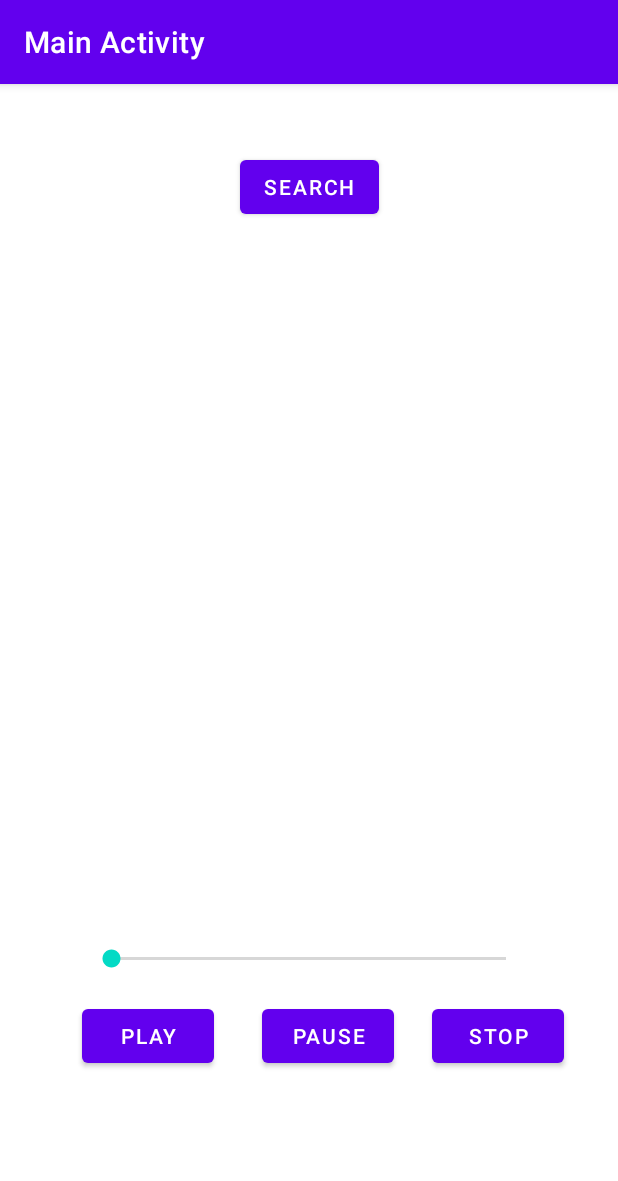
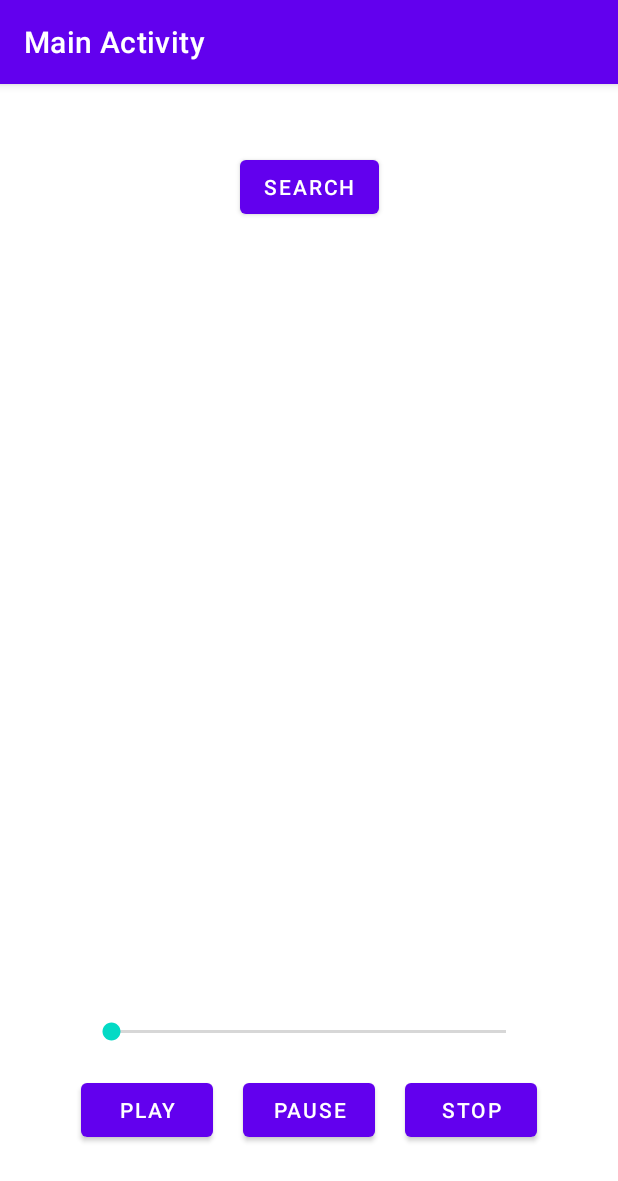
Before and after one commit to tuj55883/Assignment7, an Android app: the ControlFragment screen opened directly, with no data from a screen before it, on a phone screen of 412 x 824 dp. Shown: the top 1181 px of the screen. Run offline under Robolectric (Android 15) with nearby library versions, the phone set to English and light mode, and no system bars; our stand-ins replace Volley; libraries missing offline, so code that uses them is left out: edu.temple.audiobookplayer; 2 statements that could not run were skipped.

```diff
--- a/app/src/main/java/edu/temple/assignment7/ControlFragment.java
+++ b/app/src/main/java/edu/temple/assignment7/ControlFragment.java
@@ -10,6 +10,7 @@ import android.view.View;
 import android.view.ViewGroup;
 import android.widget.Button;
 import android.widget.SeekBar;
+import android.widget.TextView;
 import android.widget.Toast;
 
 
@@ -19,6 +20,7 @@ public class ControlFragment extends Fragment {
     Button pause;
     Button stop;
     SeekBar seekBar;
+    TextView textView;
 
     public ControlFragment() {
 
@@ -49,6 +51,7 @@ public class ControlFragment extends Fragment {
         pause = (Button) view.findViewById(R.id.pauseButton);
         stop = (Button) view.findViewById(R.id.stopButton);
         seekBar = (SeekBar) view.findViewById(R.id.seekBar);
+        textView = (TextView) view.findViewById(R.id.textView3);
         play.setOnClickListener(new View.OnClickListener() {
             @Override
             public void onClick(View view) {
--- a/app/src/main/res/layout-land/activity_main.xml
+++ b/app/src/main/res/layout-land/activity_main.xml
@@ -8,8 +8,8 @@
 
     <FrameLayout
         android:id="@+id/audioControlContainer"
-        android:layout_width="384dp"
-        android:layout_height="80dp"
+        android:layout_width="397dp"
+        android:layout_height="130dp"
         app:layout_constraintBottom_toBottomOf="parent"
         app:layout_constraintEnd_toEndOf="parent"
         app:layout_constraintHorizontal_bias="0.953"
--- a/app/src/main/res/layout/activity_main.xml
+++ b/app/src/main/res/layout/activity_main.xml
@@ -30,8 +30,8 @@
 
     <FrameLayout
         android:id="@+id/audioControlContainer"
-        android:layout_width="374dp"
-        android:layout_height="88dp"
+        android:layout_width="363dp"
+        android:layout_height="145dp"
         android:layout_marginTop="10dp"
         app:layout_constraintBottom_toBottomOf="parent"
         app:layout_constraintEnd_toEndOf="parent"
--- a/app/src/main/res/layout/fragment_audio_controls.xml
+++ b/app/src/main/res/layout/fragment_audio_controls.xml
@@ -4,17 +4,18 @@
     xmlns:app="http://schemas.android.com/apk/res-auto"
     xmlns:tools="http://schemas.android.com/tools"
     android:layout_width="match_parent"
-    android:layout_height="match_parent"
-    >
+    android:layout_height="match_parent">
 
 
     <Button
         android:id="@+id/playButton"
         android:layout_width="wrap_content"
         android:layout_height="wrap_content"
-        android:layout_marginStart="36dp"
+        android:layout_marginStart="32dp"
+        android:layout_marginEnd="10dp"
         android:text="Play"
         app:layout_constraintBottom_toBottomOf="parent"
+        app:layout_constraintEnd_toStartOf="@+id/pauseButton"
         app:layout_constraintStart_toStartOf="parent"
         app:layout_constraintTop_toTopOf="parent"
         app:layout_constraintVertical_bias="0.885" />
@@ -23,9 +24,11 @@
         android:id="@+id/pauseButton"
         android:layout_width="wrap_content"
         android:layout_height="wrap_content"
-        android:layout_marginStart="32dp"
+        android:layout_marginStart="10dp"
+        android:layout_marginEnd="10dp"
         android:text="Pause"
         app:layout_constraintBottom_toBottomOf="parent"
+        app:layout_constraintEnd_toStartOf="@+id/stopButton"
         app:layout_constraintStart_toEndOf="@+id/playButton"
         app:layout_constraintTop_toTopOf="parent"
         app:layout_constraintVertical_bias="0.885" />
@@ -34,7 +37,7 @@
         android:id="@+id/stopButton"
         android:layout_width="wrap_content"
         android:layout_height="wrap_content"
-        android:layout_marginStart="32dp"
+        android:layout_marginStart="10dp"
         android:layout_marginEnd="32dp"
         android:text="Stop"
         app:layout_constraintBottom_toBottomOf="parent"
@@ -53,4 +56,15 @@
         app:layout_constraintEnd_toEndOf="parent"
         app:layout_constraintStart_toStartOf="parent" />
 
+    <TextView
+        android:id="@+id/textView3"
+        android:layout_width="wrap_content"
+        android:layout_height="wrap_content"
+        app:layout_constraintBottom_toTopOf="@+id/seekBar"
+        app:layout_constraintEnd_toEndOf="parent"
+        app:layout_constraintHorizontal_bias="0.467"
+        app:layout_constraintStart_toStartOf="parent"
+        app:layout_constraintTop_toTopOf="parent"
+        app:layout_constraintVertical_bias="0.935" />
+
 </androidx.constraintlayout.widget.ConstraintLayout>
```
Also changed, not shown: app/src/main/java/edu/temple/assignment7/MainActivity.java (+50 -11 lines).
